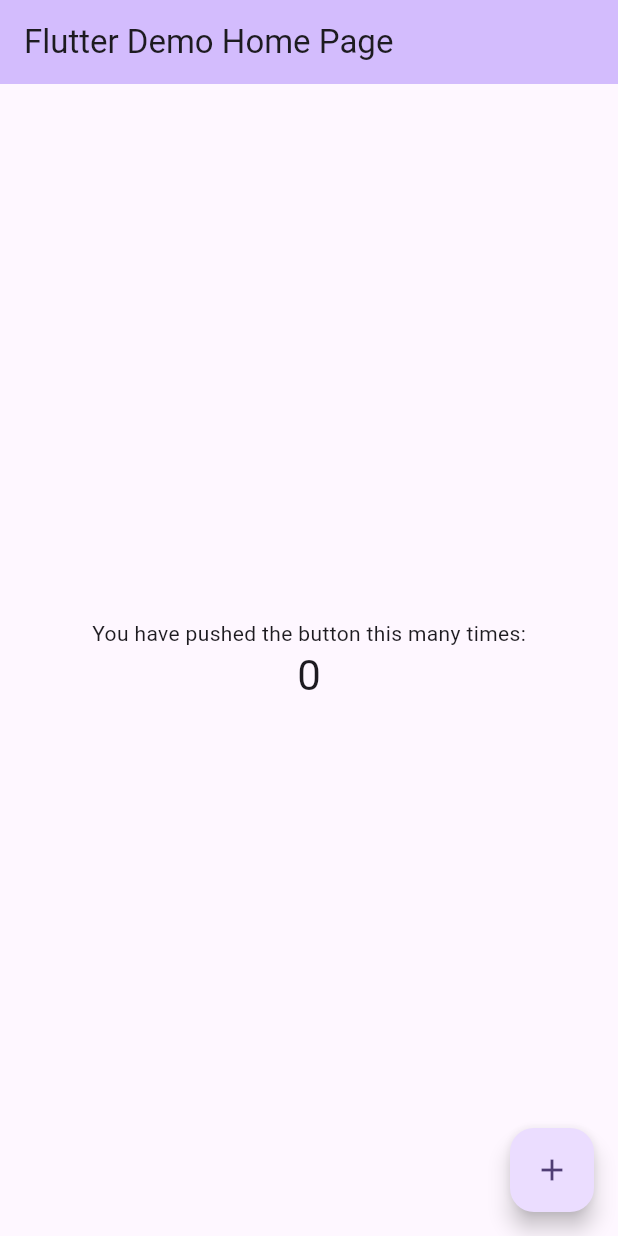
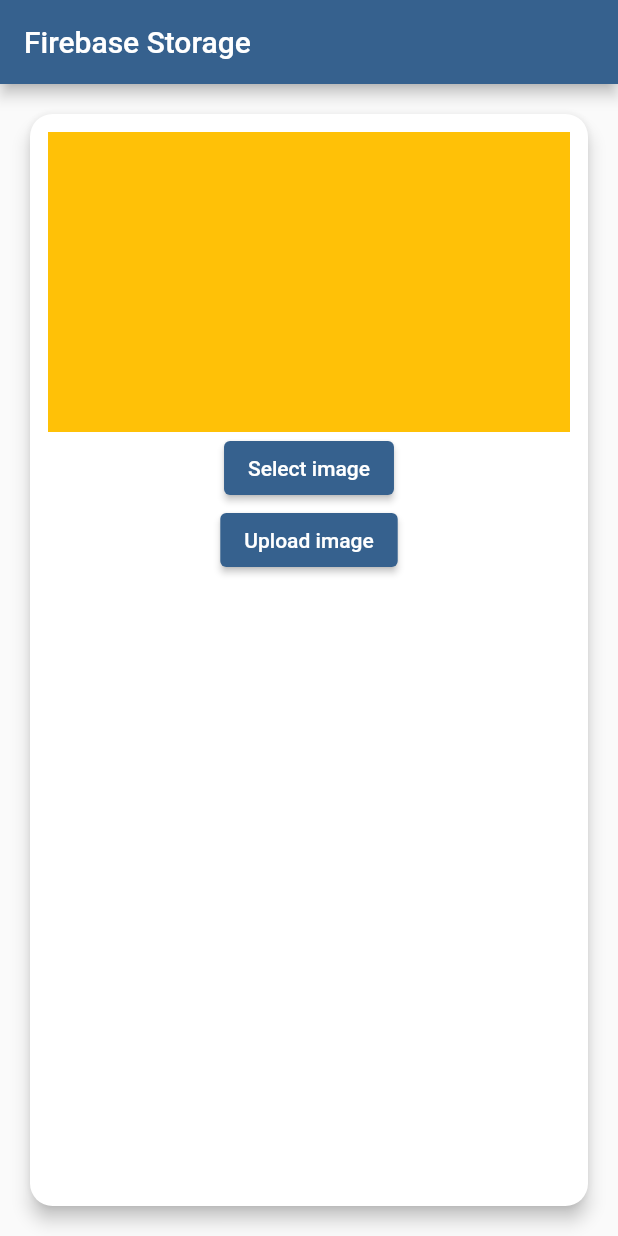
Before and after one commit to IngNex/flutter_storage_firebase, a Flutter app: the screen it shows after launch, on a phone screen of 412 x 824 dp. Run offline on Flutter 3.47's test engine with Material 2 defaults, Android fonts, the phone set to English and light mode, and no system bars; our stand-ins replace firebase_core, firebase_storage, image_picker; accounts and stored records are empty.

Commit message:
practice finish, upload image complete firebase storage

```diff
--- a/lib/main.dart
+++ b/lib/main.dart
@@ -1,6 +1,14 @@
+import 'package:firebase_core/firebase_core.dart';
 import 'package:flutter/material.dart';
+import 'package:flutter_storage_firebase/firebase_options.dart';
+import 'package:flutter_storage_firebase/screens/home_screen.dart';
 
-void main() {
+void main() async {
+  WidgetsFlutterBinding.ensureInitialized();
+  await Firebase.initializeApp(
+    options: DefaultFirebaseOptions.currentPlatform,
+  );
+
   runApp(const MyApp());
 }
 
@@ -11,115 +19,12 @@ class MyApp extends StatelessWidget {
   @override
   Widget build(BuildContext context) {
     return MaterialApp(
-      title: 'Flutter Demo',
+      title: 'Firebase Storage',
+      debugShowCheckedModeBanner: false,
       theme: ThemeData(
-        // This is the theme of your application.
-        //
-        // TRY THIS: Try running your application with "flutter run". You'll see
-        // the application has a blue toolbar. Then, without quitting the app,
-        // try changing the seedColor in the colorScheme below to Colors.green
-        // and then invoke "hot reload" (save your changes or press the "hot
-        // reload" button in a Flutter-supported IDE, or press "r" if you used
-        // the command line to start the app).
-        //
-        // Notice that the counter didn't reset back to zero; the application
-        // state is not lost during the reload. To reset the state, use hot
-        // restart instead.
-        //
-        // This works for code too, not just values: Most code changes can be
-        // tested with just a hot reload.
-        colorScheme: ColorScheme.fromSeed(seedColor: Colors.deepPurple),
-        useMaterial3: true,
+        colorScheme: ColorScheme.fromSeed(seedColor: Colors.blue),
       ),
-      home: const MyHomePage(title: 'Flutter Demo Home Page'),
+      home: const HomeScreen(),
     );
   }
 }
-
-class MyHomePage extends StatefulWidget {
-  const MyHomePage({super.key, required this.title});
-
-  // This widget is the home page of your application. It is stateful, meaning
-  // that it has a State object (defined below) that contains fields that affect
-  // how it looks.
-
-  // This class is the configuration for the state. It holds the values (in this
-  // case the title) provided by the parent (in this case the App widget) and
-  // used by the build method of the State. Fields in a Widget subclass are
-  // always marked "final".
-
-  final String title;
-
-  @override
-  State<MyHomePage> createState() => _MyHomePageState();
-}
-
-class _MyHomePageState extends State<MyHomePage> {
-  int _counter = 0;
-
-  void _incrementCounter() {
-    setState(() {
-      // This call to setState tells the Flutter framework that something has
-      // changed in this State, which causes it to rerun the build method below
-      // so that the display can reflect the updated values. If we changed
-      // _counter without calling setState(), then the build method would not be
-      // called again, and so nothing would appear to happen.
-      _counter++;
-    });
-  }
-
-  @override
-  Widget build(BuildContext context) {
-    // This method is rerun every time setState is called, for instance as done
-    // by the _incrementCounter method above.
-    //
-    // The Flutter framework has been optimized to make rerunning build methods
-    // fast, so that you can just rebuild anything that needs updating rather
-    // than having to individually change instances of widgets.
-    return Scaffold(
-      appBar: AppBar(
-        // TRY THIS: Try changing the color here to a specific color (to
-        // Colors.amber, perhaps?) and trigger a hot reload to see the AppBar
-        // change color while the other colors stay the same.
-        backgroundColor: Theme.of(context).colorScheme.inversePrimary,
-        // Here we take the value from the MyHomePage object that was created by
-        // the App.build method, and use it to set our appbar title.
-        title: Text(widget.title),
-      ),
-      body: Center(
-        // Center is a layout widget. It takes a single child and positions it
-        // in the middle of the parent.
-        child: Column(
-          // Column is also a layout widget. It takes a list of children and
-          // arranges them vertically. By default, it sizes itself to fit its
-          // children horizontally, and tries to be as tall as its parent.
-          //
-          // Column has various properties to control how it sizes itself and
-          // how it positions its children. Here we use mainAxisAlignment to
-          // center the children vertically; the main axis here is the vertical
-          // axis because Columns are vertical (the cross axis would be
-          // horizontal).
-          //
-          // TRY THIS: Invoke "debug painting" (choose the "Toggle Debug Paint"
-          // action in the IDE, or press "p" in the console), to see the
-          // wireframe for each widget.
-          mainAxisAlignment: MainAxisAlignment.center,
-          children: <Widget>[
-            const Text(
-              'You have pushed the button this many times:',
-            ),
-            Text(
-              '$_counter',
-              style: Theme.of(context).textTheme.headlineMedium,
-            ),
-          ],
-        ),
-      ),
-      floatingActionButton: FloatingActionButton(
-        onPressed: _incrementCounter,
-        tooltip: 'Increment',
-        child: const Icon(Icons.add),
-      ), // This trailing comma makes auto-formatting nicer for build methods.
-    );
-  }
-}
--- /dev/null
+++ b/lib/screens/home_screen.dart
@@ -0,0 +1,71 @@
+import 'dart:io';
+
+import 'package:flutter/material.dart';
+import 'package:flutter_storage_firebase/services/select_image.dart';
+import 'package:flutter_storage_firebase/services/upload_image.dart';
+
+class HomeScreen extends StatefulWidget {
+  const HomeScreen({super.key});
+
+  @override
+  State<HomeScreen> createState() => _HomeScreenState();
+}
+
+class _HomeScreenState extends State<HomeScreen> {
+  File? imageUpload;
+
+  @override
+  Widget build(BuildContext context) {
+    return Scaffold(
+      appBar: AppBar(
+        title: const Text('Firebase Storage'),
+      ),
+      body: Card(
+        elevation: 5,
+        shape: RoundedRectangleBorder(
+          borderRadius: BorderRadius.circular(15),
+        ),
+        margin: const EdgeInsets.all(20),
+        child: Padding(
+          padding: const EdgeInsets.all(12.0),
+          child: Column(children: [
+            imageUpload != null
+                ? Image.file(imageUpload!)
+                : Container(
+                    height: 200,
+                    decoration: BoxDecoration(
+                      color: Colors.amber,
+                    ),
+                  ),
+            ElevatedButton(
+              onPressed: () async {
+                final imagen = await getImage();
+                setState(() {
+                  imageUpload = File(imagen!.path);
+                });
+              },
+              child: Text('Select image'),
+            ),
+            ElevatedButton(
+              onPressed: () async {
+                if (imageUpload == null) {
+                  return;
+                }
+                final uploaded = await uploadImage(imageUpload!);
+
+                if (uploaded) {
+                  ScaffoldMessenger.of(context).showSnackBar(
+                      const SnackBar(content: Text('Complete Image, OK!')));
+                } else {
+                  ScaffoldMessenger.of(context).showSnackBar(
+                      const SnackBar(content: Text('Error upload Image')));
+                }
+              },
+              child: Text('Upload image'),
+            ),
+          ]),
+        ),
+      ),
+    );
+  }
+}
--- /dev/null
+++ b/lib/services/select_image.dart
@@ -0,0 +1,7 @@
+import 'package:image_picker/image_picker.dart';
+
+Future<XFile?> getImage() async {
+  final ImagePicker picker = ImagePicker();
+  final XFile? image = await picker.pickImage(source: ImageSource.gallery);
+  return image;
+}
--- /dev/null
+++ b/lib/services/upload_image.dart
@@ -0,0 +1,24 @@
+import 'dart:io';
+
+import 'package:firebase_storage/firebase_storage.dart';
+
+final FirebaseStorage storage = FirebaseStorage.instance;
+
+//final String url='';
+
+Future<bool> uploadImage(File image) async {
+  final String namefile = image.path.split("/").last;
+
+  Reference ref = storage.ref().child("images").child(namefile);
+  final UploadTask uploadTask = ref.putFile(image);
+
+  final TaskSnapshot snapshot = await uploadTask.whenComplete(() => true);
+
+  final String url = await snapshot.ref.getDownloadURL();
+
+  if (snapshot.state == TaskState.success) {
+    return true;
+  } else {
+    return false;
+  }
+}
--- a/pubspec.yaml
+++ b/pubspec.yaml
@@ -35,6 +35,9 @@ dependencies:
   # The following adds the Cupertino Icons font to your application.
   # Use with the CupertinoIcons class for iOS style icons.
   cupertino_icons: ^1.0.2
+  image_picker: ^0.8.9
+  firebase_core: ^2.14.0
+  firebase_storage: ^11.2.3
 
 dev_dependencies:
   flutter_test:
```
Also changed, not shown: lib/firebase_options.dart (added), pubspec.lock, 13 other files.
